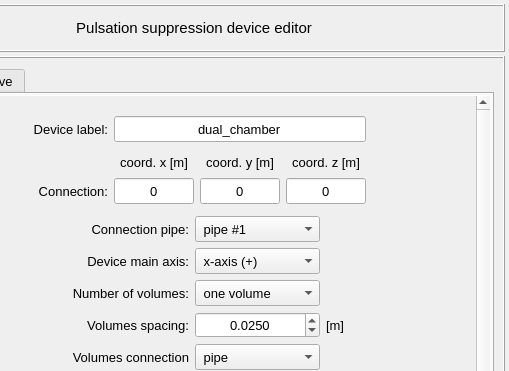
First picture: the form in pulse/interface/data/ui_files/model/editor/pulsation_suppression_device_input.ui, repository open-pulse/OpenPulse, before the edit; both pictures show x 121 to 630 and y 0 to 371 of the 630 by 651 pixel window.
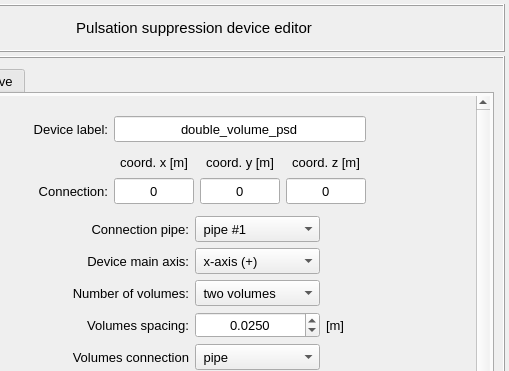
Second picture: the form after the edit.

Commit message: Adjusts some checks in PSD editor

Patch:
```diff
--- a/pulse/interface/data/ui_files/model/editor/pulsation_suppression_device_input.ui
+++ b/pulse/interface/data/ui_files/model/editor/pulsation_suppression_device_input.ui
@@ -313,7 +313,7 @@
                     </font>
                    </property>
                    <property name="text">
-                    <string>dual_chamber</string>
+                    <string>double_volume_psd</string>
                    </property>
                    <property name="alignment">
                     <set>Qt::AlignCenter</set>
@@ -580,7 +580,7 @@
                     </font>
                    </property>
                    <property name="currentIndex">
-                    <number>1</number>
+                    <number>0</number>
                    </property>
                    <item>
                     <property name="text">
```
The commit also changes 1 other file.
